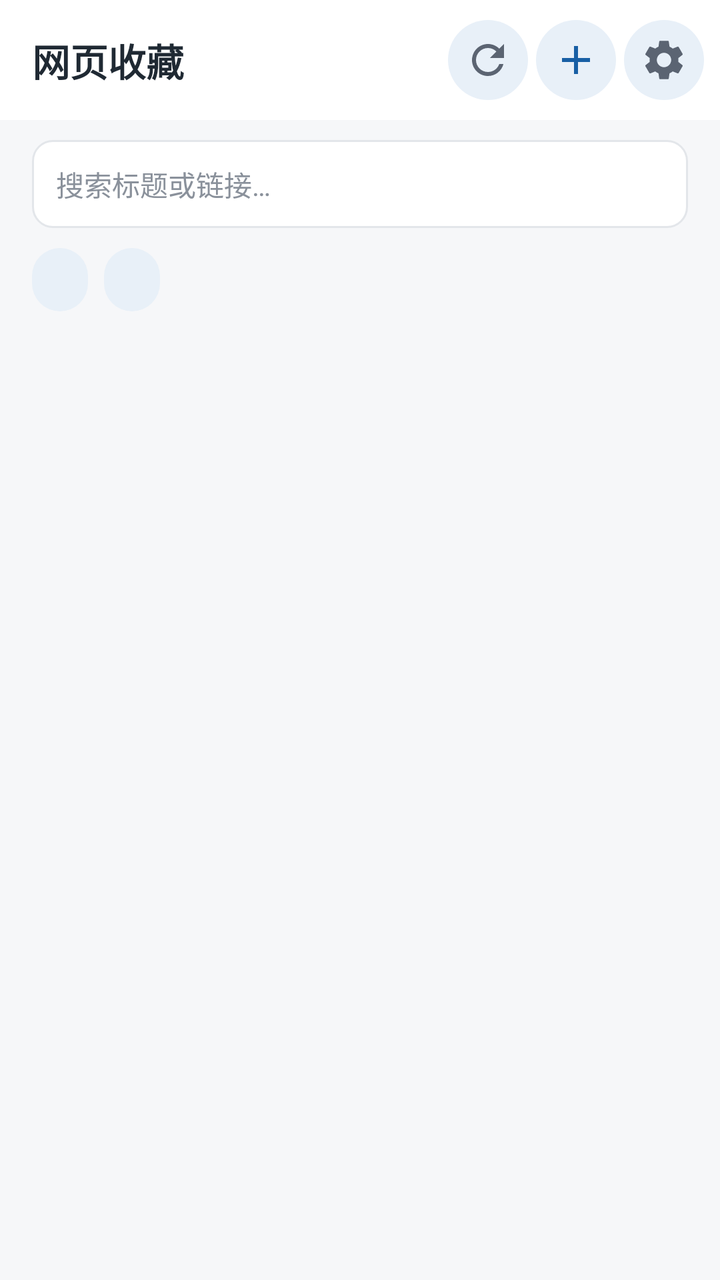
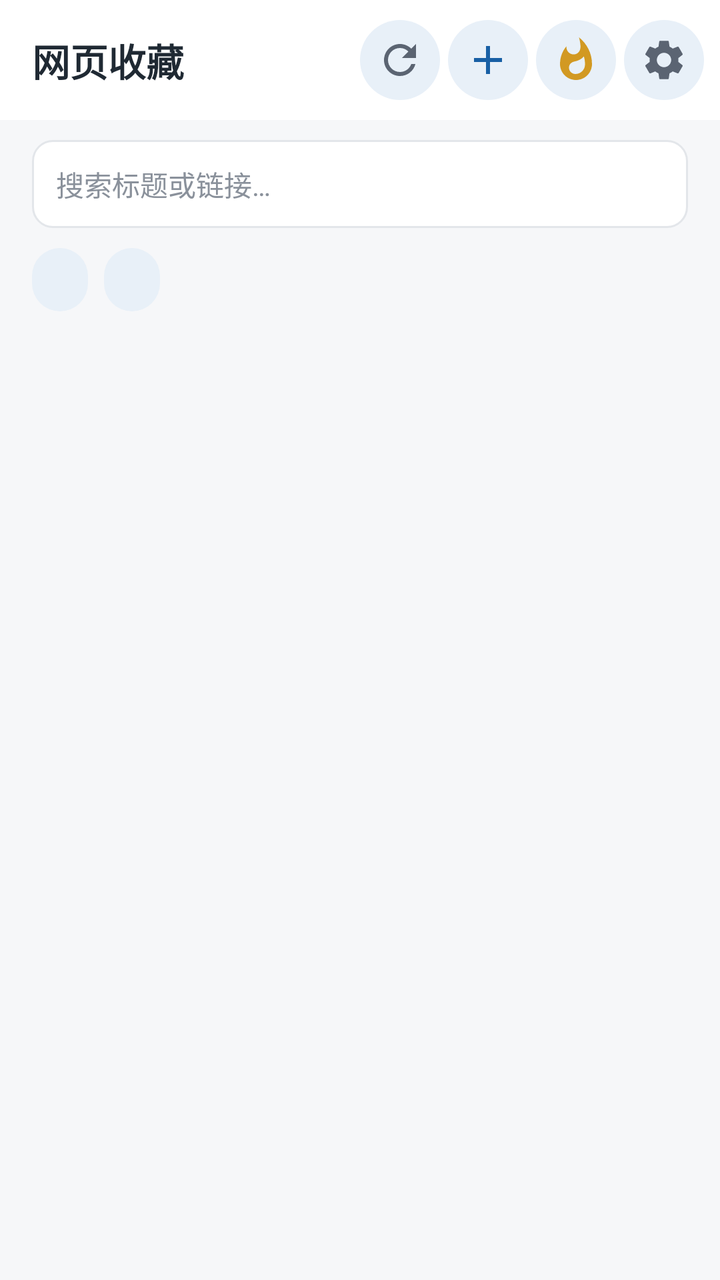

The first picture is an Android layout as it rendered before a commit; the second is the same layout after the commit. The layout source and the unified diff follow.
<!-- AndroidManifest.xml: application theme Theme.PageVault.Light -->
<!-- res/layout/activity_main.xml -->
<?xml version="1.0" encoding="utf-8"?>
<LinearLayout xmlns:android="http://schemas.android.com/apk/res/android"
    android:layout_width="match_parent"
    android:layout_height="match_parent"
    android:orientation="vertical"
    android:background="?android:attr/colorBackground">

    
    <LinearLayout
        android:layout_width="match_parent"
        android:layout_height="wrap_content"
        android:orientation="horizontal"
        android:gravity="center_vertical"
        android:background="?attr/pvCard"
        android:paddingLeft="16dp"
        android:paddingRight="8dp"
        android:paddingTop="10dp"
        android:paddingBottom="10dp">

        <TextView
            android:id="@+id/appTitle"
            android:layout_width="0dp"
            android:layout_height="wrap_content"
            android:layout_weight="1"
            android:text="@string/app_name"
            android:textSize="19sp"
            android:textStyle="bold"
            android:textColor="?android:attr/textColorPrimary" />

        <ImageButton
            android:id="@+id/btnRefresh"
            android:layout_width="40dp"
            android:layout_height="40dp"
            android:background="@drawable/btn_icon_bg"
            android:contentDescription="@string/loading"
            android:src="@drawable/ic_refresh" />

        <ImageButton
            android:id="@+id/btnAdd"
            android:layout_width="40dp"
            android:layout_height="40dp"
            android:layout_marginLeft="4dp"
            android:background="@drawable/btn_icon_bg"
            android:contentDescription="@string/add_title"
            android:src="@drawable/ic_add" />

        <ImageButton
            android:id="@+id/btnSettings"
            android:layout_width="40dp"
            android:layout_height="40dp"
            android:layout_marginLeft="4dp"
            android:background="@drawable/btn_icon_bg"
            android:contentDescription="@string/settings_title"
            android:src="@drawable/ic_settings" />
    </LinearLayout>

    
    <EditText
        android:id="@+id/search"
        android:layout_width="match_parent"
        android:layout_height="44dp"
        android:layout_marginLeft="16dp"
        android:layout_marginRight="16dp"
        android:layout_marginTop="10dp"
        android:background="@drawable/input_bg"
        android:hint="@string/search_hint"
        android:imeOptions="actionSearch"
        android:inputType="text"
        android:paddingLeft="12dp"
        android:paddingRight="12dp"
        android:singleLine="true"
        android:textColor="?android:attr/textColorPrimary"
        android:textColorHint="?attr/pvMuted"
        android:textSize="14sp" />

    
    <LinearLayout
        android:layout_width="match_parent"
        android:layout_height="wrap_content"
        android:orientation="horizontal"
        android:paddingLeft="16dp"
        android:paddingRight="16dp"
        android:paddingTop="10dp">

        <TextView
            android:id="@+id/tabAll"
            android:layout_width="wrap_content"
            android:layout_height="wrap_content"
            android:background="@drawable/tab_bg"
            android:paddingLeft="14dp"
            android:paddingRight="14dp"
            android:paddingTop="7dp"
            android:paddingBottom="7dp"
            android:textSize="13sp"
            android:textColor="?android:attr/textColorPrimary" />

        <TextView
            android:id="@+id/tabStar"
            android:layout_width="wrap_content"
            android:layout_height="wrap_content"
            android:layout_marginLeft="8dp"
            android:background="@drawable/tab_bg"
            android:paddingLeft="14dp"
            android:paddingRight="14dp"
            android:paddingTop="7dp"
            android:paddingBottom="7dp"
            android:textSize="13sp"
            android:textColor="?android:attr/textColorPrimary" />
    </LinearLayout>

    <ProgressBar
        android:id="@+id/loadingBar"
        style="?android:attr/progressBarStyleHorizontal"
        android:layout_width="match_parent"
        android:layout_height="3dp"
        android:indeterminate="true"
        android:visibility="gone" />

    <ScrollView
        android:layout_width="match_parent"
        android:layout_height="0dp"
        android:layout_weight="1"
        android:fillViewport="true"
        android:scrollbarStyle="outsideOverlay">

        <LinearLayout
            android:id="@+id/listBox"
            android:layout_width="match_parent"
            android:layout_height="wrap_content"
            android:orientation="vertical"
            android:paddingLeft="12dp"
            android:paddingRight="12dp"
            android:paddingTop="6dp"
            android:paddingBottom="12dp" />
    </ScrollView>

    <TextView
        android:id="@+id/empty"
        android:layout_width="match_parent"
        android:layout_height="0dp"
        android:layout_weight="1"
        android:gravity="center"
        android:padding="32dp"
        android:text="@string/empty"
        android:textColor="?attr/pvMuted"
        android:textSize="14sp"
        android:visibility="gone" />
</LinearLayout>
<!-- resources referenced by this layout -->
<resources>
  <!-- drawable btn_icon_bg (drawable) -->
  <?xml version="1.0" encoding="utf-8"?>
  <shape xmlns:android="http://schemas.android.com/apk/res/android" android:shape="oval">
      <solid android:color="?attr/pvAccentSoft" />
  </shape>
  <!-- drawable ic_add (drawable) -->
  <vector xmlns:android="http://schemas.android.com/apk/res/android"
      android:width="24dp" android:height="24dp" android:viewportWidth="24" android:viewportHeight="24">
      <path android:fillColor="#185fa5" android:pathData="M19,13h-6v6h-2v-6H5v-2h6V5h2v6h6v2z"/>
  </vector>
  <!-- drawable ic_refresh (drawable) -->
  <vector xmlns:android="http://schemas.android.com/apk/res/android"
      android:width="24dp" android:height="24dp" android:viewportWidth="24" android:viewportHeight="24">
      <path android:fillColor="#5b6472" android:pathData="M17.65,6.35C16.2,4.9 14.21,4 12,4c-4.42,0 -7.99,3.58 -8,8s3.57,8 7.99,8c3.73,0 6.84,-2.55 7.73,-6h-2.08c-0.82,2.33 -3.04,4 -5.65,4c-3.31,0 -6,-2.69 -6,-6s2.69,-6 6,-6c1.66,0 3.14,0.69 4.22,1.78L13,11h7V4L17.65,6.35z"/>
  </vector>
  <!-- drawable input_bg (drawable) -->
  <?xml version="1.0" encoding="utf-8"?>
  <shape xmlns:android="http://schemas.android.com/apk/res/android" android:shape="rectangle">
      <solid android:color="?attr/pvCard" />
      <corners android:radius="10dp" />
      <stroke android:width="1dp" android:color="?attr/pvBorder" />
  </shape>
  <!-- drawable tab_bg (drawable) -->
  <?xml version="1.0" encoding="utf-8"?>
  <shape xmlns:android="http://schemas.android.com/apk/res/android" android:shape="rectangle">
      <solid android:color="?attr/pvAccentSoft" />
      <corners android:radius="14dp" />
  </shape>
  <string name="add_title">保存文章</string>
  <string name="app_name">网页收藏</string>
  <string name="empty">还没有收藏\n在电脑上用扩展一键保存，或点右上角 ＋ 粘贴链接</string>
  <string name="loading">加载中…</string>
  <string name="search_hint">搜索标题或链接…</string>
  <string name="settings_title">设置</string>
  <style name="Theme.PageVault.Light" parent="@android:style/Theme.Material.Light.NoActionBar">
          <item name="android:colorBackground">#f6f7f9</item>
          <item name="android:textColorPrimary">#1f2933</item>
          <item name="android:textColorSecondary">#6b7280</item>
          <item name="android:colorAccent">#185fa5</item>
          <item name="android:windowLightStatusBar">true</item>
          <item name="android:statusBarColor">#ffffff</item>
          <item name="pvCard">#ffffff</item>
          <item name="pvBorder">#e3e6ea</item>
          <item name="pvMuted">#8a919b</item>
          <item name="pvAccentSoft">#e8f0f8</item>
          <item name="pvStar">#d29922</item>
      </style>
  <!-- unchanged entries left out for length: 1 -->
</resources>

<!-- the commit's change to res/layout/activity_main.xml (unified diff, before → after) -->
@@ -43,6 +43,15 @@
             android:background="@drawable/btn_icon_bg"
             android:contentDescription="@string/add_title"
             android:src="@drawable/ic_add" />
+
+        <ImageButton
+            android:id="@+id/btnHot"
+            android:layout_width="40dp"
+            android:layout_height="40dp"
+            android:layout_marginLeft="4dp"
+            android:background="@drawable/btn_icon_bg"
+            android:contentDescription="@string/hot_title"
+            android:src="@drawable/ic_flame" />
 
         <ImageButton
             android:id="@+id/btnSettings"
<!-- resource entries referenced after the edit -->
@@ -9,6 +9,11 @@
   <vector xmlns:android="http://schemas.android.com/apk/res/android"
       android:width="24dp" android:height="24dp" android:viewportWidth="24" android:viewportHeight="24">
       <path android:fillColor="#185fa5" android:pathData="M19,13h-6v6h-2v-6H5v-2h6V5h2v6h6v2z"/>
+  </vector>
+  <!-- drawable ic_flame (drawable) -->
+  <vector xmlns:android="http://schemas.android.com/apk/res/android"
+      android:width="24dp" android:height="24dp" android:viewportWidth="24" android:viewportHeight="24">
+      <path android:fillColor="#d29922" android:pathData="M13.5,0.67s0.74,2.65 0.74,4.8c0,2.06 -1.35,3.73 -3.41,3.73 -2.07,0 -3.63,-1.67 -3.63,-3.73l0.03,-0.36C5.21,7.51 4,10.62 4,14c0,4.42 3.58,8 8,8s8,-3.58 8,-8C20,8.61 17.41,3.8 13.5,0.67zM11.71,19c-1.78,0 -3.22,-1.4 -3.22,-3.14 0,-1.62 1.05,-2.76 2.81,-3.12 1.77,-0.36 3.6,-1.21 4.62,-2.58 0.39,1.29 0.59,2.65 0.59,4.04 0,2.65 -2.15,4.8 -4.8,4.8z"/>
   </vector>
   <!-- drawable ic_refresh (drawable) -->
   <vector xmlns:android="http://schemas.android.com/apk/res/android"
@@ -31,6 +36,7 @@
   <string name="add_title">保存文章</string>
   <string name="app_name">网页收藏</string>
   <string name="empty">还没有收藏\n在电脑上用扩展一键保存，或点右上角 ＋ 粘贴链接</string>
+  <string name="hot_title">热榜</string>
   <string name="loading">加载中…</string>
   <string name="search_hint">搜索标题或链接…</string>
   <string name="settings_title">设置</string>
